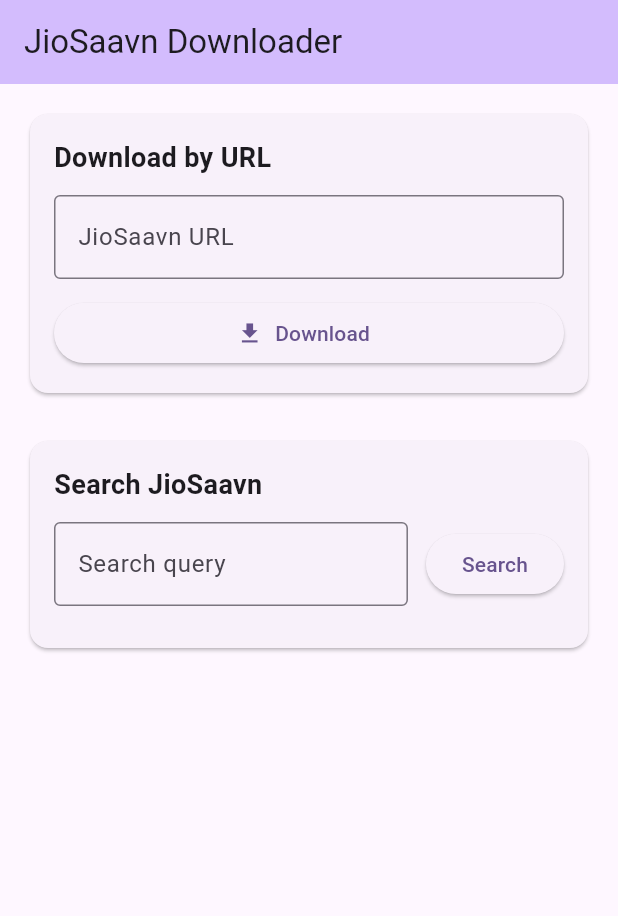
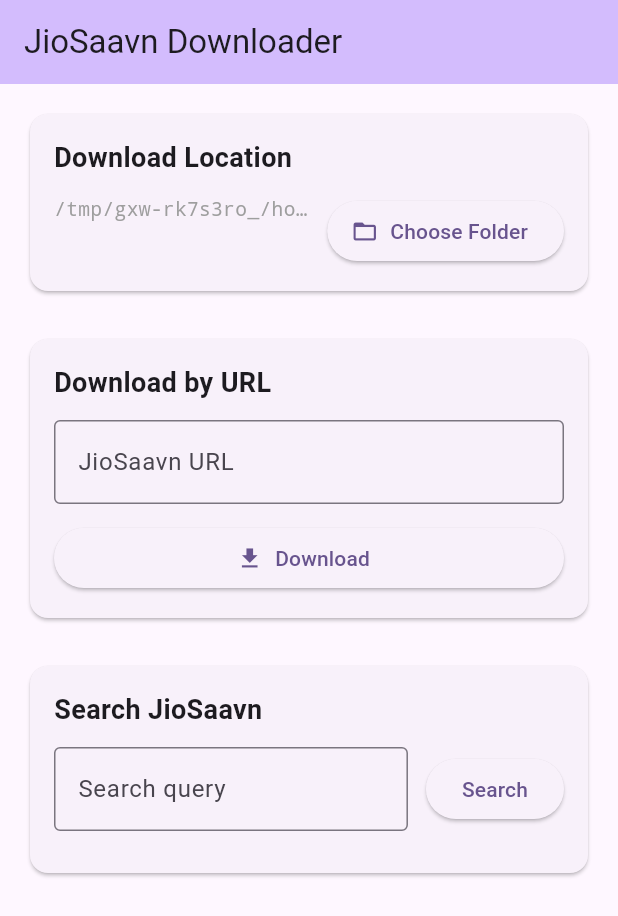
Before and after one commit to Pratikkk/dhun-downloader, a Flutter app: the screen it shows after launch, on a phone screen of 412 x 824 dp. Shown: the top 916 px of the screen. Run offline on Flutter 3.47's test engine with Material 3 defaults, Android fonts, the phone set to English and light mode, and no system bars; our stand-ins replace file_picker, shared_preferences.

Commit message:
feat: Add output directory selection for downloads; integrate file_picker for user-defined folder

```diff
--- a/lib/screens/download_screen.dart
+++ b/lib/screens/download_screen.dart
@@ -5,6 +5,7 @@
 
 import 'dart:io';
 
+import 'package:file_picker/file_picker.dart';
 import 'package:flutter/material.dart';
 import 'package:path_provider/path_provider.dart';
 
@@ -29,6 +30,7 @@ class _DownloadScreenState extends State<DownloadScreen> {
   JiosaavnDownloader? _downloader;
   bool _isDownloading = false;
   bool _isSearching = false;
+  Directory? _outputDir;
 
   List<SearchResult> _searchResults = [];
   List<DownloadProgress> _progressList = [];
@@ -61,15 +63,21 @@ class _DownloadScreenState extends State<DownloadScreen> {
       prefetchBurst: config.prefetchBurst,
     );
 
-    // Resolve output directory using path_provider for sandbox compatibility.
-    // Application documents directory is always writable within the macOS
-    // app sandbox; downloads directory may not be.
+    // Resolve output directory: use saved path from config, or fall back to
+    // app documents directory.
     Directory outputDir;
-    try {
+    final savedOutput = config.output;
+    if (savedOutput.isNotEmpty) {
+      final savedDir = Directory(savedOutput);
+      if (await savedDir.exists()) {
+        outputDir = savedDir;
+      } else {
+        outputDir = await getApplicationDocumentsDirectory();
+      }
+    } else {
       outputDir = await getApplicationDocumentsDirectory();
-    } catch (_) {
-      outputDir = Directory.current;
     }
+    _outputDir = outputDir;
 
     if (!mounted) return;
     setState(() {
@@ -82,6 +90,56 @@ class _DownloadScreenState extends State<DownloadScreen> {
         ..onTrackFinished = _onTrackFinished
         ..onAllFinished = _onAllFinished;
     });
+  }
+
+  /// Let the user pick a folder where downloaded songs will be saved.
+  Future<void> _chooseOutputFolder() async {
+    final picked = await FilePicker.platform.getDirectoryPath(
+      dialogTitle: 'Select Download Folder',
+    );
+    if (picked == null || picked.isEmpty) return; // user cancelled
+
+    final newDir = Directory(picked);
+    if (!await newDir.exists()) {
+      try {
+        await newDir.create(recursive: true);
+      } catch (e) {
+        if (!mounted) return;
+        ScaffoldMessenger.of(context).showSnackBar(
+          SnackBar(
+            content: Text('Cannot create folder: $e'),
+            backgroundColor: Colors.red,
+          ),
+        );
+        return;
+      }
+    }
+
+    // Save the chosen folder to config so it persists across restarts.
+    final config = await JiosaavnDownloader.loadConfig();
+    await JiosaavnDownloader.saveConfig(config.copyWith(output: picked));
+
+    // Recreate the downloader with the new output directory.
+    if (!mounted) return;
+    setState(() {
+      _outputDir = newDir;
+      _downloader = JiosaavnDownloader(
+        api: _downloader!.api,
+        config: config.copyWith(output: picked),
+        outputDir: newDir,
+      )
+        ..onProgress = _onProgress
+        ..onTrackFinished = _onTrackFinished
+        ..onAllFinished = _onAllFinished;
+    });
+
+    if (!mounted) return;
+    ScaffoldMessenger.of(context).showSnackBar(
+      SnackBar(
+        content: Text('Download folder set to: $picked'),
+        duration: const Duration(seconds: 3),
+      ),
+    );
   }
 
   void _onProgress(DownloadProgress progress) {
@@ -225,6 +283,44 @@ class _DownloadScreenState extends State<DownloadScreen> {
         child: Column(
           crossAxisAlignment: CrossAxisAlignment.stretch,
           children: [
+            // Output folder selection card
+            Card(
+              child: Padding(
+                padding: const EdgeInsets.all(16.0),
+                child: Column(
+                  crossAxisAlignment: CrossAxisAlignment.stretch,
+                  children: [
+                    const Text('Download Location',
+                        style: TextStyle(fontSize: 18, fontWeight: FontWeight.bold)),
+                    const SizedBox(height: 12),
+                    Row(
+                      crossAxisAlignment: CrossAxisAlignment.start,
+                      children: [
+                        Expanded(
+                          child: Text(
+                            _outputDir?.path ?? 'Not set',
+                            style: const TextStyle(
+                              fontSize: 13,
+                              fontFamily: 'monospace',
+                              color: Colors.grey,
+                            ),
+                            overflow: TextOverflow.ellipsis,
+                          ),
+                        ),
+                        const SizedBox(width: 12),
+                        ElevatedButton.icon(
+                          onPressed: _isDownloading ? null : _chooseOutputFolder,
+                          icon: const Icon(Icons.folder_open),
+                          label: const Text('Choose Folder'),
+                        ),
+                      ],
+                    ),
+                  ],
+                ),
+              ),
+            ),
+            const SizedBox(height: 24),
+
             Card(
               child: Padding(
                 padding: const EdgeInsets.all(16.0),
--- a/pubspec.yaml
+++ b/pubspec.yaml
@@ -41,6 +41,7 @@ dependencies:
   path_provider: ^2.1.0
   path: ^1.8.0
   shared_preferences: ^2.2.0
+  file_picker: ^6.0.0
 
 dev_dependencies:
   flutter_test:
```
Also changed, not shown: pubspec.lock, 3 other files.
